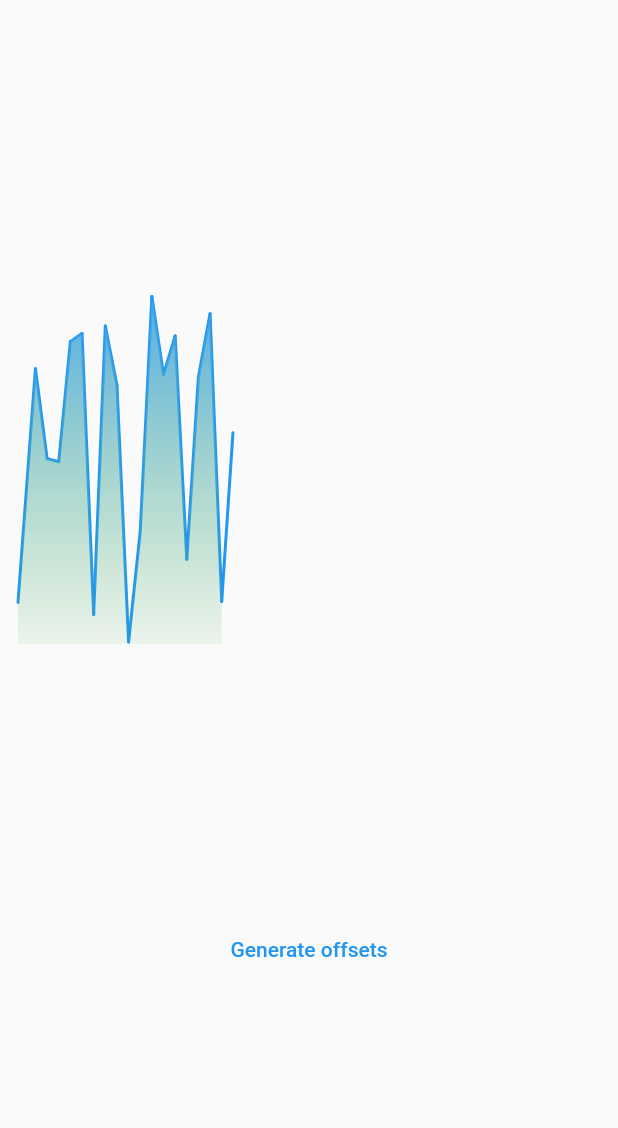
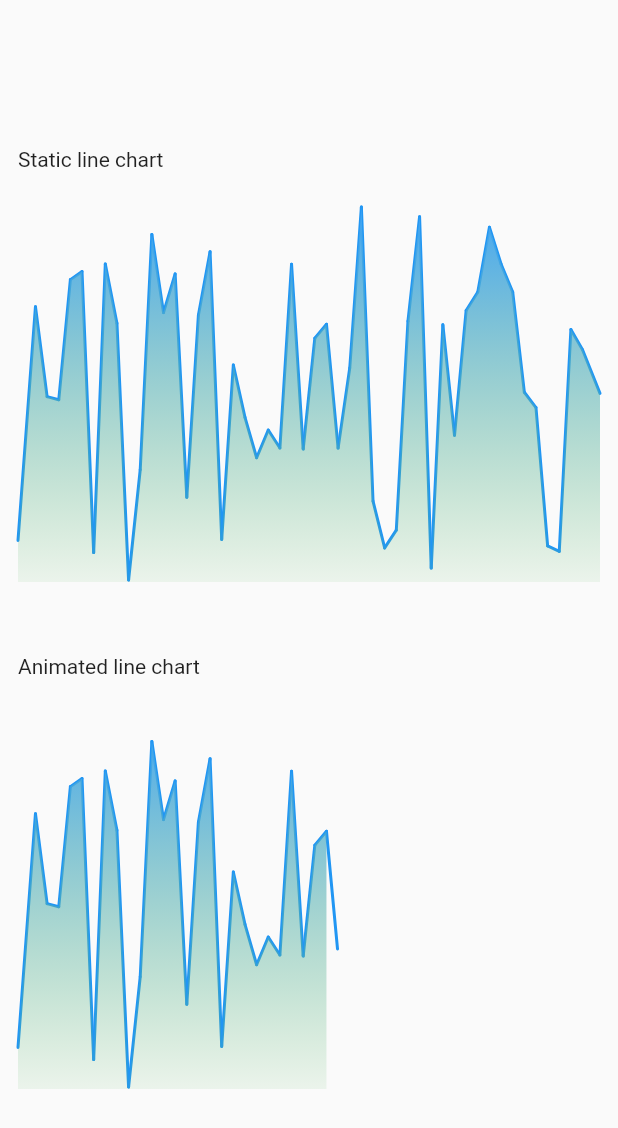
Before and after one commit to vferreirati/Custom-Render-Objects, a Flutter app: the screen it shows after launch, after a tap on "Animated Line Chart", on a phone screen of 412 x 824 dp. Shown: the top 1128 px of the screen. Run offline on Flutter 3.47's test engine with Material 2 defaults, Android fonts, the phone set to English and light mode, and no system bars; our stand-ins replace go_router.

Commit message:
refactor into different widgets

```diff
--- a/lib/src/features/line_chart/line_chart_screen.dart
+++ b/lib/src/features/line_chart/line_chart_screen.dart
@@ -1,7 +1,9 @@
 import 'dart:math';
-import 'dart:ui';
 
 import 'package:flutter/material.dart';
+
+import 'widgets/animated_line_chart.dart';
+import 'widgets/line_chart.dart';
 
 class LineChartScreen extends StatefulWidget {
   const LineChartScreen({
@@ -16,40 +18,29 @@ class _LineChartScreenState extends State<LineChartScreen>
     with SingleTickerProviderStateMixin {
   late List<Offset> offsets;
 
-  late AnimationController _controller;
-
   @override
   void initState() {
     super.initState();
 
-    _controller = AnimationController(
-      vsync: this,
-      duration: const Duration(seconds: 3),
-    )..forward();
-
     _generateOffsets();
-  }
-
-  @override
-  void dispose() {
-    _controller.dispose();
-    super.dispose();
   }
 
   @override
   Widget build(BuildContext context) {
     return Scaffold(
       body: Column(
-        crossAxisAlignment: CrossAxisAlignment.center,
+        crossAxisAlignment: CrossAxisAlignment.start,
         children: [
           const Spacer(),
+          const Padding(
+            padding: EdgeInsets.all(12.0),
+            child: Text('Static line chart'),
+          ),
           Container(
             height: 250.0,
             width: double.infinity,
             margin: const EdgeInsets.all(12.0),
-            child: ListenableBuilder(
-              listenable: _controller,
-              builder: (context, child) => LineChart(
+            child: LineChart(
               offsets: offsets,
               lineColor: Colors.blue,
               lineGradient: LinearGradient(
@@ -60,14 +51,29 @@ class _LineChartScreenState extends State<LineChartScreen>
                 begin: Alignment.topCenter,
                 end: Alignment.bottomCenter,
               ),
-                animationScale: _controller.value,
             ),
           ),
+          const SizedBox(height: 24),
+          const Padding(
+            padding: EdgeInsets.all(12.0),
+            child: Text('Animated line chart'),
           ),
-          const Spacer(),
-          TextButton(
-            onPressed: _generateOffsets,
-            child: const Text('Generate offsets'),
+          Container(
+            height: 250.0,
+            width: double.infinity,
+            margin: const EdgeInsets.all(12.0),
+            child: AnimatedLineChart(
+              offsets: offsets,
+              lineColor: Colors.blue,
+              lineGradient: LinearGradient(
+                colors: [
+                  Colors.blue[400]!,
+                  Colors.green[400]!.withOpacity(0.1),
+                ],
+                begin: Alignment.topCenter,
+                end: Alignment.bottomCenter,
+              ),
+            ),
           ),
           const Spacer(),
         ],
@@ -84,190 +90,5 @@ class _LineChartScreenState extends State<LineChartScreen>
         (index) => Offset(index.toDouble(), random.nextDouble() * 250),
       );
     });
-
-    _controller.reset();
-    _controller.forward();
   }
 }
-
-class LineChart extends StatelessWidget {
-  final List<Offset> offsets;
-  final Color lineColor;
-  final double animationScale;
-  final int sectionCount;
-  final Gradient lineGradient;
-
-  const LineChart({
-    super.key,
-    required this.offsets,
-    required this.lineColor,
-    required this.lineGradient,
-    this.animationScale = 1.0,
-    this.sectionCount = 10,
-  });
-
-  @override
-  Widget build(BuildContext context) {
-    return CustomPaint(
-      painter: LineChartPainter(
-        lineColor: lineColor,
-        offsets: offsets,
-        animationScale: animationScale,
-        sectionCount: sectionCount,
-        lineGradient: lineGradient,
-      ),
-    );
-  }
-}
-
-class LineChartPainter extends CustomPainter {
-  final Color lineColor;
-  final List<Offset> offsets;
-  final double animationScale;
-  final int sectionCount;
-  final Gradient lineGradient;
-
-  LineChartPainter({
-    super.repaint,
-    required this.lineColor,
-    required this.offsets,
-    required this.lineGradient,
-    this.animationScale = 1.0,
-    this.sectionCount = 10,
-  });
-
-  Paint get _linePaint => Paint()
-    ..color = lineColor
-    ..strokeWidth = 2.0
-    ..strokeCap = StrokeCap.round;
-
-  @override
-  void paint(Canvas canvas, Size size) {
-    final totalWidth = size.width;
-    final totalHeight = size.height;
-
-    final maxY = offsets
-        .map((e) => e.dy)
-        .reduce((value, element) => max(value, element));
-    final minY = offsets
-        .map((e) => e.dy)
-        .reduce((value, element) => min(value, element));
-
-    drawLine(
-      canvas: canvas,
-      height: totalHeight,
-      width: totalWidth,
-      maxY: maxY,
-      minY: minY,
-    );
-  }
-
-  void drawLine({
-    required Canvas canvas,
-    required double height,
-    required double width,
-    required double maxY,
-    required double minY,
-  }) {
-    final offsetWidth = width / offsets.length;
-
-    final steps = offsets.length - 1;
-    final stepDuration = 1.0 / steps;
-
-    final path = Path();
-    late Offset lastOffset;
-
-    for (int i = 0; i < offsets.length; i++) {
-      final hasNext = i + 1 < offsets.length;
-      if (!hasNext) continue;
-
-      final pointA = offsets[i];
-      final pointB = offsets[i + 1];
-      final stepStart = i * stepDuration;
-      final stepEnd = stepStart + stepDuration;
-
-      if (animationScale < stepStart) break;
-
-      final stepAnimationScale = animationScale - (stepDuration * i);
-      final stepInterpolator = stepAnimationScale / stepDuration;
-
-      final x1 = (pointA.dx * offsetWidth) + (i > 0 ? offsetWidth / 2 : 0);
-      final y1 = yToLocal(pointA.dy, height, maxY);
-
-      double x2 = (pointB.dx * offsetWidth) +
-          (i + 2 == offsets.length ? offsetWidth : offsetWidth / 2);
-      double y2 = yToLocal(pointB.dy, height, maxY);
-
-      // Current animation scale is between the start and end
-      // Meaning that the line will not be completely drawn
-      if (animationScale >= stepStart && animationScale <= stepEnd) {
-        final lerpX = lerpDouble(x1, x2, stepInterpolator);
-        final lerpY = lerpDouble(y1, y2, stepInterpolator);
-
-        x2 = lerpX ?? x2;
-        y2 = lerpY ?? y2;
-      }
-
-      final offsetA = Offset(x1, y1);
-      final offsetB = Offset(x2, y2);
-
-      canvas.drawLine(offsetA, offsetB, _linePaint);
-
-      if (i == 0) {
-        path.moveTo(x1, y1);
-      } else {
-        path.lineTo(x1, y1);
-        if (i == offsets.length - 2) path.lineTo(x2, y2);
-      }
-
-      lastOffset = i == offsets.length - 2 ? offsetB : offsetA;
-    }
-
-    path.lineTo(lastOffset.dx, height);
-    path.lineTo(0.0, height);
-    path.close();
-
-    final rect = const Offset(0, 0) & Size(width, height);
-    final paint = Paint()..shader = lineGradient.createShader(rect);
-
-    canvas.drawPath(path, paint);
-  }
-
-  @override
-  bool shouldRepaint(
-    covariant LineChartPainter oldDelegate,
-  ) =>
-      oldDelegate.lineColor != lineColor ||
-      oldDelegate.offsets != offsets ||
-      oldDelegate.animationScale != animationScale ||
-      oldDelegate.lineGradient != lineGradient ||
-      oldDelegate.sectionCount != sectionCount;
-
-  double yToLocal(
-    double y,
-    double availableHeight,
-    double maxY,
-  ) {
-    final localY = (y * availableHeight) / maxY;
-
-    return availableHeight - localY;
-  }
-
-  double calculateLinearIncrement({
-    required double minValue,
-    required double maxValue,
-    required int numberOfIncrements,
-  }) {
-    if (numberOfIncrements <= 1) {
-      return 0.0;
-    }
-
-    double range = maxValue - minValue;
-
-    double increment = range / (numberOfIncrements - 1);
-
-    increment = increment.roundToDouble();
-
-    return increment;
-  }
-}
--- /dev/null
+++ b/lib/src/features/line_chart/widgets/animated_line_chart.dart
@@ -0,0 +1,61 @@
+import 'package:flutter/material.dart';
+
+import 'animated_line_chart_painter.dart';
+
+// TODO: This could be an ImplicityAnimatedWidget thingy
+class AnimatedLineChart extends StatefulWidget {
+  /// Duration of the animation in milliseconds
+  final int animationDuration;
+  final List<Offset> offsets;
+  final Color lineColor;
+  final Gradient lineGradient;
+
+  const AnimatedLineChart({
+    super.key,
+    required this.offsets,
+    required this.lineColor,
+    required this.lineGradient,
+    this.animationDuration = 2000,
+  });
+
+  @override
+  State<AnimatedLineChart> createState() => _AnimatedLineChartState();
+}
+
+class _AnimatedLineChartState extends State<AnimatedLineChart>
+    with SingleTickerProviderStateMixin {
+  late AnimationController _controller;
+
+  @override
+  void initState() {
+    super.initState();
+
+    _controller = AnimationController(
+      vsync: this,
+      duration: Duration(
+        milliseconds: widget.animationDuration,
+      ),
+    )..forward();
+  }
+
+  @override
+  void dispose() {
+    _controller.dispose();
+    super.dispose();
+  }
+
+  @override
+  Widget build(BuildContext context) {
+    return ValueListenableBuilder(
+      valueListenable: _controller,
+      builder: (context, value, child) => CustomPaint(
+        painter: AnimatedLineChartPainter(
+          lineColor: widget.lineColor,
+          offsets: widget.offsets,
+          lineGradient: widget.lineGradient,
+          animationScale: value,
+        ),
+      ),
+    );
+  }
+}
--- /dev/null
+++ b/lib/src/features/line_chart/widgets/animated_line_chart_painter.dart
@@ -0,0 +1,135 @@
+import 'dart:math';
+import 'dart:ui';
+
+import 'package:flutter/material.dart';
+
+class AnimatedLineChartPainter extends CustomPainter {
+  final Color lineColor;
+  final List<Offset> offsets;
+  final double animationScale;
+  final Gradient lineGradient;
+
+  AnimatedLineChartPainter({
+    super.repaint,
+    required this.lineColor,
+    required this.offsets,
+    required this.lineGradient,
+    this.animationScale = 1.0,
+  });
+
+  Paint get _linePaint => Paint()
+    ..color = lineColor
+    ..strokeWidth = 2.0
+    ..strokeCap = StrokeCap.round;
+
+  @override
+  void paint(Canvas canvas, Size size) {
+    final totalWidth = size.width;
+    final totalHeight = size.height;
+
+    final maxY = offsets
+        .map((e) => e.dy)
+        .reduce((value, element) => max(value, element));
+    final minY = offsets
+        .map((e) => e.dy)
+        .reduce((value, element) => min(value, element));
+
+    drawLine(
+      canvas: canvas,
+      height: totalHeight,
+      width: totalWidth,
+      maxY: maxY,
+      minY: minY,
+    );
+  }
+
+  void drawLine({
+    required Canvas canvas,
+    required double height,
+    required double width,
+    required double maxY,
+    required double minY,
+  }) {
+    final offsetWidth = width / offsets.length;
+
+    final steps = offsets.length - 1;
+    final stepDuration = 1.0 / steps;
+
+    final path = Path();
+    late Offset lastOffset;
+
+    for (int i = 0; i < offsets.length; i++) {
+      final hasNext = i + 1 < offsets.length;
+      if (!hasNext) continue;
+
+      final pointA = offsets[i];
+      final pointB = offsets[i + 1];
+      final stepStart = i * stepDuration;
+      final stepEnd = stepStart + stepDuration;
+
+      if (animationScale < stepStart) break;
+
+      final stepAnimationScale = animationScale - (stepDuration * i);
+      final stepInterpolator = stepAnimationScale / stepDuration;
+
+      final x1 = (pointA.dx * offsetWidth) + (i > 0 ? offsetWidth / 2 : 0);
+      final y1 = yToLocal(pointA.dy, height, maxY);
+
+      double x2 = (pointB.dx * offsetWidth) +
+          (i + 2 == offsets.length ? offsetWidth : offsetWidth / 2);
+      double y2 = yToLocal(pointB.dy, height, maxY);
+
+      // Current animation scale is between the start and end
+      // Meaning that the line will not be completely drawn
+      if (animationScale >= stepStart && animationScale <= stepEnd) {
+        final lerpX = lerpDouble(x1, x2, stepInterpolator);
+        final lerpY = lerpDouble(y1, y2, stepInterpolator);
+
+        x2 = lerpX ?? x2;
+        y2 = lerpY ?? y2;
+      }
+
+      final offsetA = Offset(x1, y1);
+      final offsetB = Offset(x2, y2);
+
+      canvas.drawLine(offsetA, offsetB, _linePaint);
+
+      if (i == 0) {
+        path.moveTo(x1, y1);
+      } else {
+        path.lineTo(x1, y1);
+        if (i == offsets.length - 2) path.lineTo(x2, y2);
+      }
+
+      lastOffset = i == offsets.length - 2 ? offsetB : offsetA;
+    }
+
+    path.lineTo(lastOffset.dx, height);
+    path.lineTo(0.0, height);
+    path.close();
+
+    final rect = const Offset(0, 0) & Size(width, height);
+    final paint = Paint()..shader = lineGradient.createShader(rect);
+
+    canvas.drawPath(path, paint);
+  }
+
+  @override
+  bool shouldRepaint(
+    covariant AnimatedLineChartPainter oldDelegate,
+  ) =>
+      oldDelegate.lineColor != lineColor ||
+      oldDelegate.offsets != offsets ||
+      oldDelegate.animationScale != animationScale ||
+      oldDelegate.lineGradient != lineGradient;
+
+  double yToLocal(
+    double y,
+    double availableHeight,
+    double maxY,
+  ) {
+    final localY = (y * availableHeight) / maxY;
+
+    return availableHeight - localY;
+  }
+}
--- /dev/null
+++ b/lib/src/features/line_chart/widgets/line_chart.dart
@@ -0,0 +1,28 @@
+import 'package:flutter/material.dart';
+
+import 'animated_line_chart_painter.dart';
+
+// TODO: This could be the render object widget itself
+class LineChart extends StatelessWidget {
+  final List<Offset> offsets;
+  final Color lineColor;
+  final Gradient lineGradient;
+
+  const LineChart({
+    super.key,
+    required this.offsets,
+    required this.lineColor,
+    required this.lineGradient,
+  });
+
+  @override
+  Widget build(BuildContext context) {
+    return CustomPaint(
+      painter: AnimatedLineChartPainter(
+        lineColor: lineColor,
+        offsets: offsets,
+        lineGradient: lineGradient,
+      ),
+    );
+  }
+}
```
Lines whose indentation alone changed are shown as unchanged.
